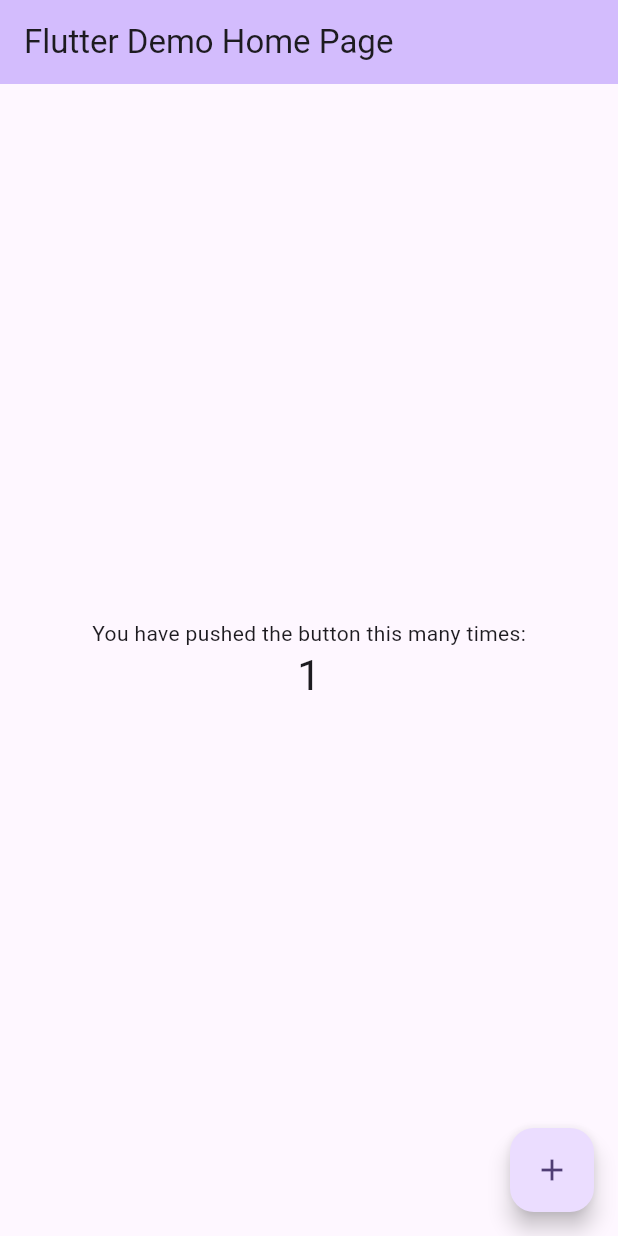
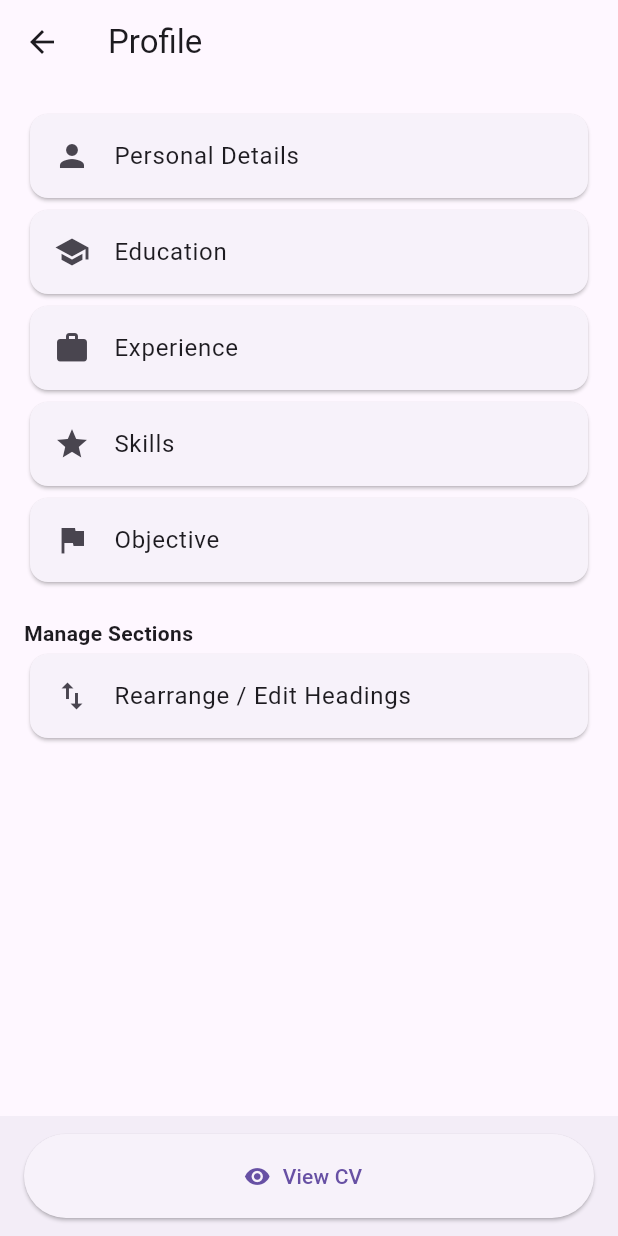
Before and after one commit to tisharabadiya/resume_builder, a Flutter app: the screen it shows after launch, after a tap on the "add" icon, on a phone screen of 412 x 824 dp. Run offline on Flutter 3.47's test engine with Material 3 defaults, Android fonts, the phone set to English and light mode, and no system bars.

Commit message:
make home screen and splash

```diff
--- a/lib/main.dart
+++ b/lib/main.dart
@@ -1,4 +1,5 @@
 import 'package:flutter/material.dart';
+import 'package:resume_builder/screens/splash_screen.dart';
 
 void main() {
   runApp(const MyApp());
@@ -11,112 +12,9 @@ class MyApp extends StatelessWidget {
   @override
   Widget build(BuildContext context) {
     return MaterialApp(
-      title: 'Flutter Demo',
-      theme: ThemeData(
-        // This is the theme of your application.
-        //
-        // TRY THIS: Try running your application with "flutter run". You'll see
-        // the application has a purple toolbar. Then, without quitting the app,
-        // try changing the seedColor in the colorScheme below to Colors.green
-        // and then invoke "hot reload" (save your changes or press the "hot
-        // reload" button in a Flutter-supported IDE, or press "r" if you used
-        // the command line to start the app).
-        //
-        // Notice that the counter didn't reset back to zero; the application
-        // state is not lost during the reload. To reset the state, use hot
-        // restart instead.
-        //
-        // This works for code too, not just values: Most code changes can be
-        // tested with just a hot reload.
-        colorScheme: ColorScheme.fromSeed(seedColor: Colors.deepPurple),
-      ),
-      home: const MyHomePage(title: 'Flutter Demo Home Page'),
+      title: 'Resume Builder',
+      theme: ThemeData(primarySwatch: Colors.blue),
+      home: const SplashScreen(),
     );
   }
 }
-
-class MyHomePage extends StatefulWidget {
-  const MyHomePage({super.key, required this.title});
-
-  // This widget is the home page of your application. It is stateful, meaning
-  // that it has a State object (defined below) that contains fields that affect
-  // how it looks.
-
-  // This class is the configuration for the state. It holds the values (in this
-  // case the title) provided by the parent (in this case the App widget) and
-  // used by the build method of the State. Fields in a Widget subclass are
-  // always marked "final".
-
-  final String title;
-
-  @override
-  State<MyHomePage> createState() => _MyHomePageState();
-}
-
-class _MyHomePageState extends State<MyHomePage> {
-  int _counter = 0;
-
-  void _incrementCounter() {
-    setState(() {
-      // This call to setState tells the Flutter framework that something has
-      // changed in this State, which causes it to rerun the build method below
-      // so that the display can reflect the updated values. If we changed
-      // _counter without calling setState(), then the build method would not be
-      // called again, and so nothing would appear to happen.
-      _counter++;
-    });
-  }
-
-  @override
-  Widget build(BuildContext context) {
-    // This method is rerun every time setState is called, for instance as done
-    // by the _incrementCounter method above.
-    //
-    // The Flutter framework has been optimized to make rerunning build methods
-    // fast, so that you can just rebuild anything that needs updating rather
-    // than having to individually change instances of widgets.
-    return Scaffold(
-      appBar: AppBar(
-        // TRY THIS: Try changing the color here to a specific color (to
-        // Colors.amber, perhaps?) and trigger a hot reload to see the AppBar
-        // change color while the other colors stay the same.
-        backgroundColor: Theme.of(context).colorScheme.inversePrimary,
-        // Here we take the value from the MyHomePage object that was created by
-        // the App.build method, and use it to set our appbar title.
-        title: Text(widget.title),
-      ),
-      body: Center(
-        // Center is a layout widget. It takes a single child and positions it
-        // in the middle of the parent.
-        child: Column(
-          // Column is also a layout widget. It takes a list of children and
-          // arranges them vertically. By default, it sizes itself to fit its
-          // children horizontally, and tries to be as tall as its parent.
-          //
-          // Column has various properties to control how it sizes itself and
-          // how it positions its children. Here we use mainAxisAlignment to
-          // center the children vertically; the main axis here is the vertical
-          // axis because Columns are vertical (the cross axis would be
-          // horizontal).
-          //
-          // TRY THIS: Invoke "debug painting" (choose the "Toggle Debug Paint"
-          // action in the IDE, or press "p" in the console), to see the
-          // wireframe for each widget.
-          mainAxisAlignment: MainAxisAlignment.center,
-          children: <Widget>[
-            const Text('You have pushed the button this many times:'),
-            Text(
-              '$_counter',
-              style: Theme.of(context).textTheme.headlineMedium,
-            ),
-          ],
-        ),
-      ),
-      floatingActionButton: FloatingActionButton(
-        onPressed: _incrementCounter,
-        tooltip: 'Increment',
-        child: const Icon(Icons.add),
-      ), // This trailing comma makes auto-formatting nicer for build methods.
-    );
-  }
-}
--- /dev/null
+++ b/lib/screens/create_resume.dart
@@ -0,0 +1,84 @@
+import 'package:flutter/material.dart';
+
+class CreateResume extends StatelessWidget {
+  const CreateResume({super.key});
+
+  @override
+  Widget build(BuildContext context) {
+    return Scaffold(
+      appBar: AppBar(title: const Text('Profile')),
+      body: SingleChildScrollView(
+        child: Padding(
+          padding: const EdgeInsets.all(16.0),
+          child: Column(
+            crossAxisAlignment: CrossAxisAlignment.start,
+            children: [
+              // Personal Details Section
+              Card(
+                child: ListTile(
+                  leading: const Icon(Icons.person),
+                  title: const Text('Personal Details'),
+                  onTap: () {},
+                ),
+              ),
+              // Education Section
+              Card(
+                child: ListTile(
+                  leading: const Icon(Icons.school),
+                  title: const Text('Education'),
+
+                  onTap: () {},
+                ),
+              ),
+              // Experience Section
+              Card(
+                child: ListTile(
+                  leading: const Icon(Icons.work),
+                  title: const Text('Experience'),
+                  onTap: () {},
+                ),
+              ),
+              // Skills Section
+              Card(
+                child: ListTile(
+                  leading: const Icon(Icons.star),
+                  title: const Text('Skills'),
+                  onTap: () {},
+                ),
+              ),
+              // Objective Section
+              Card(
+                child: ListTile(
+                  leading: const Icon(Icons.flag),
+                  title: const Text('Objective'),
+                  onTap: () {},
+                ),
+              ),
+
+              // Manage Sections
+              const SizedBox(height: 20),
+              const Text(
+                'Manage Sections',
+                style: TextStyle(fontWeight: FontWeight.bold),
+              ),
+              Card(
+                child: ListTile(
+                  leading: const Icon(Icons.swap_vert),
+                  title: const Text('Rearrange / Edit Headings'),
+                  onTap: () {},
+                ),
+              ),
+            ],
+          ),
+        ),
+      ),
+      bottomNavigationBar: BottomAppBar(
+        child: ElevatedButton.icon(
+          onPressed: () {},
+          icon: const Icon(Icons.remove_red_eye),
+          label: const Text('View CV'),
+        ),
+      ),
+    );
+  }
+}
--- /dev/null
+++ b/lib/screens/home_screen.dart
@@ -0,0 +1,25 @@
+import 'package:flutter/material.dart';
+import 'package:resume_builder/screens/create_resume.dart';
+
+class HomeScreen extends StatelessWidget {
+  const HomeScreen({super.key});
+
+  @override
+  Widget build(BuildContext context) {
+    return Scaffold(
+      appBar: AppBar(title: const Text('Intelligent CV')),
+      body: Center(child: Text('List of Resumes will appear here')),
+
+      floatingActionButton: FloatingActionButton(
+        onPressed: () {
+          Navigator.push(
+            context,
+            MaterialPageRoute(builder: (context) => const CreateResume()),
+          );
+        },
+        tooltip: 'Create Resume',
+        child: const Icon(Icons.add),
+      ),
+    );
+  }
+}
--- /dev/null
+++ b/lib/screens/splash_screen.dart
@@ -0,0 +1,35 @@
+import 'package:flutter/material.dart';
+import 'package:resume_builder/screens/home_screen.dart';
+
+class SplashScreen extends StatefulWidget {
+  const SplashScreen({super.key});
+
+  @override
+  State<SplashScreen> createState() => _SplashScreenState();
+}
+
+class _SplashScreenState extends State<SplashScreen> {
+  @override
+  void initState() {
+    super.initState();
+
+    Future.delayed(const Duration(seconds: 2), () {
+      Navigator.pushReplacement(
+        context,
+        MaterialPageRoute(builder: (context) => const HomeScreen()),
+      );
+    });
+  }
+
+  @override
+  Widget build(BuildContext context) {
+    return const Scaffold(
+      body: Center(
+        child: Text(
+          'Welcome to Resume Builder App',
+          style: TextStyle(fontSize: 24, fontWeight: FontWeight.bold),
+        ),
+      ),
+    );
+  }
+}
--- a/pubspec.yaml
+++ b/pubspec.yaml
@@ -34,6 +34,9 @@ dependencies:
   # The following adds the Cupertino Icons font to your application.
   # Use with the CupertinoIcons class for iOS style icons.
   cupertino_icons: ^1.0.8
+  provider: ^6.1.5+1
+  shared_preferences: ^2.5.3
+  path: ^1.9.1
 
 dev_dependencies:
   flutter_test:
```
Also changed, not shown: lib/provider/resume_provider.dart (added), pubspec.lock, 1 other file.
